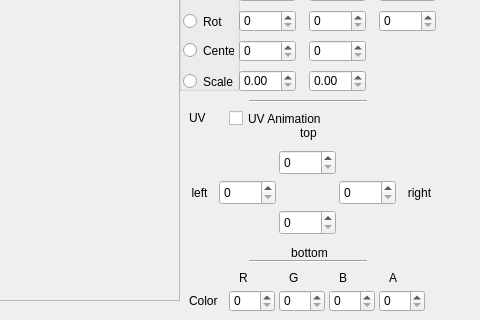
Before: the Qt Designer form ui/animationform.ui in chocoball/AnimationCreator, drawn with Qt 5; both pictures show x 331 to 811 and y 120 to 440 of the 811 by 440 pixel window.
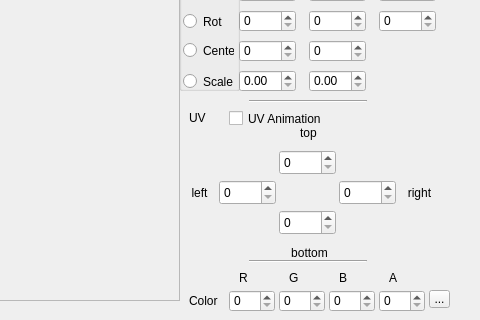
After: the same form once the commit is applied. Icons and pictures are not drawn.

```diff
--- a/ui/animationform.ui
+++ b/ui/animationform.ui
@@ -817,6 +817,19 @@
     <string>センター</string>
    </property>
   </widget>
+  <widget class="QToolButton" name="toolButton_picker">
+   <property name="geometry">
+    <rect>
+     <x>760</x>
+     <y>410</y>
+     <width>21</width>
+     <height>18</height>
+    </rect>
+   </property>
+   <property name="text">
+    <string>...</string>
+   </property>
+  </widget>
  </widget>
  <tabstops>
   <tabstop>pushButton_play</tabstop>
```
Left out of the diff: 3 changed lines with no effect on the pictures.
